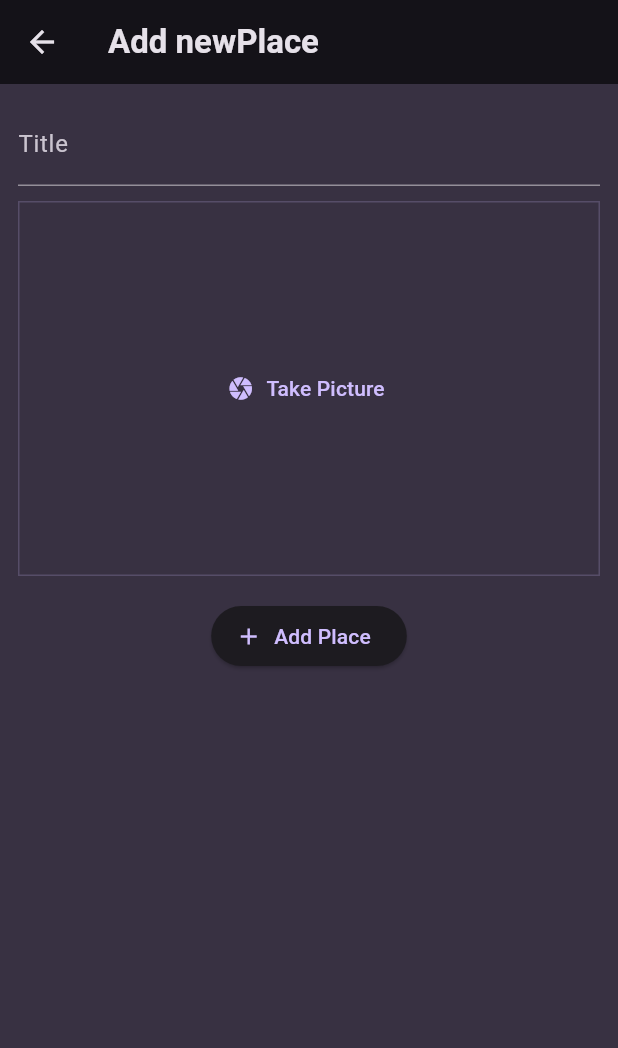
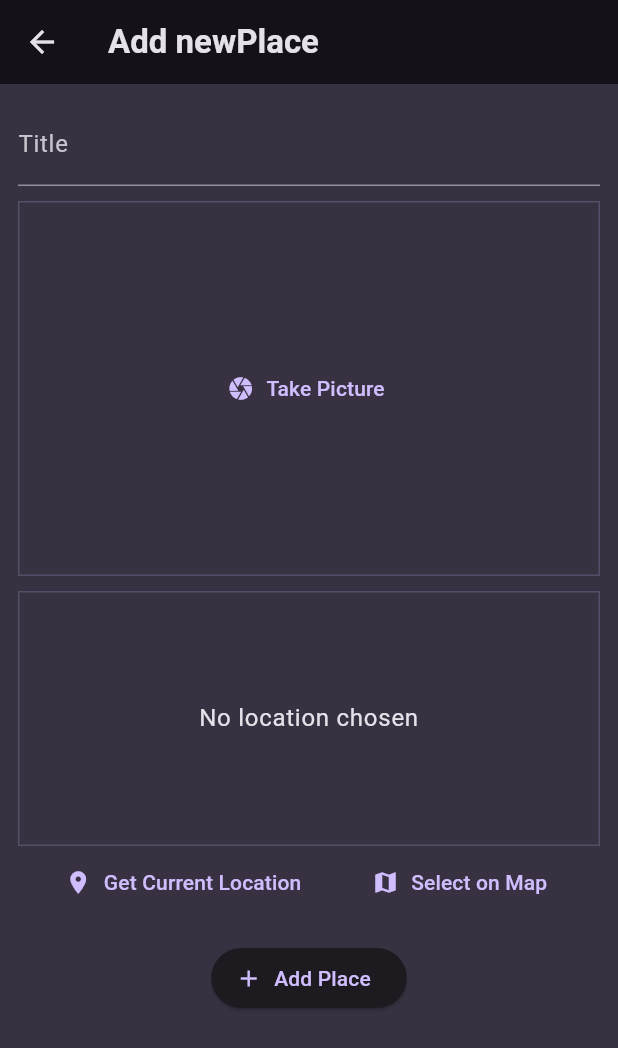
Before and after one commit to nisitha-athukorala/favorite_places, a Flutter app: the AddPlaceScreen screen opened directly, on a phone screen of 412 x 824 dp. Shown: the top 1048 px of the screen. Run offline on Flutter 3.47's test engine with Material 3 defaults, Android fonts, the phone set to English and light mode, and no system bars; our stand-ins replace flutter_riverpod, google_fonts, image_picker, location.

Commit message:
map prevew added

```diff
--- a/lib/models/place.dart
+++ b/lib/models/place.dart
@@ -4,10 +4,27 @@ import 'package:uuid/uuid.dart';
 
 const uuid = Uuid();
 
+class PlaceLocation {
+  const PlaceLocation({
+    required this.latitude,
+    required this.longitude,
+    required this.address,
+  });
+
+  final double latitude;
+  final double longitude;
+  final String address;
+}
+
 class Place {
-  Place({required this.title, required this.image}) : id = uuid.v4();
+  Place({
+    required this.title,
+    required this.image,
+    required this.location,
+  }) : id = uuid.v4();
 
   final String id;
   final String title;
   final File image;
+  final PlaceLocation location;
 }
--- a/lib/providers/user_places.dart
+++ b/lib/providers/user_places.dart
@@ -6,8 +6,8 @@ import 'package:flutter_riverpod/flutter_riverpod.dart';
 class UserPlacesNotifier extends StateNotifier<List<Place>> {
   UserPlacesNotifier() : super(const []);
 
-  void addPlace(String title, File image) {
-    state = [Place(title: title, image: image), ...state];
+  void addPlace(String title, File image, PlaceLocation location) {
+    state = [Place(title: title, image: image, location: location), ...state];
   }
 }
 
--- a/lib/screens/add_place.dart
+++ b/lib/screens/add_place.dart
@@ -1,7 +1,9 @@
 import 'dart:io';
 
+import 'package:favorite_places/models/place.dart';
 import 'package:favorite_places/providers/user_places.dart';
 import 'package:favorite_places/widgets/image_input.dart';
+import 'package:favorite_places/widgets/location_input.dart';
 import 'package:flutter/material.dart';
 import 'package:flutter_riverpod/flutter_riverpod.dart';
 
@@ -15,6 +17,7 @@ class AddPlaceScreen extends ConsumerStatefulWidget {
 class _AddNewPlaceScreenState extends ConsumerState<AddPlaceScreen> {
   final _titleController = TextEditingController();
   File? _slectedImage;
+  PlaceLocation? _selectedLocation;
 
   void _savePlace() {
     final enteredTitle = _titleController.text;
@@ -23,9 +26,11 @@ class _AddNewPlaceScreenState extends ConsumerState<AddPlaceScreen> {
       return;
     }
 
-    ref
-        .read(userPlacesProvider.notifier)
-        .addPlace(enteredTitle, _slectedImage!);
+    ref.read(userPlacesProvider.notifier).addPlace(
+          enteredTitle,
+          _slectedImage!,
+          _selectedLocation!,
+        );
 
     Navigator.of(context).pop();
   }
@@ -61,6 +66,14 @@ class _AddNewPlaceScreenState extends ConsumerState<AddPlaceScreen> {
                 },
               ),
               const SizedBox(
+                height: 10,
+              ),
+              LocationInput(
+                onSelectLocation: (location) {
+                  _selectedLocation = location;
+                },
+              ),
+              const SizedBox(
                 height: 16,
               ),
               ElevatedButton.icon(
--- /dev/null
+++ b/lib/widgets/location_input.dart
@@ -0,0 +1,142 @@
+import 'dart:convert';
+
+import 'package:favorite_places/models/place.dart';
+import 'package:flutter/material.dart';
+import 'package:location/location.dart';
+import 'package:http/http.dart' as http;
+
+class LocationInput extends StatefulWidget {
+  const LocationInput({super.key, required this.onSelectLocation});
+
+  final void Function(PlaceLocation location) onSelectLocation;
+
+  @override
+  State<LocationInput> createState() => _LocationInputState();
+}
+
+class _LocationInputState extends State<LocationInput> {
+  PlaceLocation? _pickedLocation;
+  var _isGettingLocaion = false;
+
+  String get locationImage {
+    if (_pickedLocation == null) {
+      return '';
+    }
+    final lat = _pickedLocation!.latitude;
+    final lng = _pickedLocation!.longitude;
+
+    return 'https://maps.googleapis.com/maps/api/staticmap?center=$lat,$lng&zoom=16&size=600x300&maptype=roadmap&markers=color:red%7Clabel:A%7C$lat,$lng&key=AIzaSyAnPWQL0zTNWxgAKmkNQcQZFNhqSKiDqDA';
+  }
+
+  void _getCurrentLocation() async {
+    Location location = Location();
+
+    bool serviceEnabled;
+    PermissionStatus permissionGranted;
+    LocationData locationData;
+
+    serviceEnabled = await location.serviceEnabled();
+    if (!serviceEnabled) {
+      serviceEnabled = await location.requestService();
+      if (!serviceEnabled) {
+        return;
+      }
+    }
+
+    permissionGranted = await location.hasPermission();
+    if (permissionGranted == PermissionStatus.denied) {
+      permissionGranted = await location.requestPermission();
+      if (permissionGranted != PermissionStatus.granted) {
+        return;
+      }
+    }
+
+    setState(() {
+      _isGettingLocaion = true;
+    });
+
+    locationData = await location.getLocation();
+    final lat = locationData.latitude;
+    final lng = locationData.longitude;
+
+    if (lat == null || lng == null) {
+      return;
+    }
+
+    final url = Uri.parse(
+        'https://maps.googleapis.com/maps/api/geocode/json?latlng=${lat},${lng}&key=AIzaSyAnPWQL0zTNWxgAKmkNQcQZFNhqSKiDqDA');
+
+    final response = await http.get(url);
+
+    final resData = json.decode(response.body);
+    final address = resData['results'][0]['formatted_address'];
+
+    setState(() {
+      _pickedLocation = PlaceLocation(
+        latitude: lat,
+        longitude: lng,
+        address: address,
+      );
+      _isGettingLocaion = false;
+    });
+
+    widget.onSelectLocation(_pickedLocation!);
+  }
+
+  @override
+  Widget build(BuildContext context) {
+    Widget previewContent = Text(
+      'No location chosen',
+      textAlign: TextAlign.center,
+      style: Theme.of(context)
+          .textTheme
+          .bodyLarge!
+          .copyWith(color: Theme.of(context).colorScheme.onBackground),
+    );
+
+    if (_pickedLocation != null) {
+      previewContent = Image.network(
+        locationImage,
+        fit: BoxFit.cover,
+        width: double.infinity,
+        height: double.infinity,
+      );
+    }
+
+    if (_isGettingLocaion) {
+      previewContent = const CircularProgressIndicator();
+    }
+
+    return Column(
+      children: [
+        Container(
+          height: 170,
+          width: double.infinity,
+          alignment: Alignment.center,
+          decoration: BoxDecoration(
+            border: Border.all(
+              width: 1,
+              color: Theme.of(context).colorScheme.primary.withOpacity(0.2),
+            ),
+          ),
+          child: previewContent,
+        ),
+        Row(
+          mainAxisAlignment: MainAxisAlignment.spaceEvenly,
+          children: [
+            TextButton.icon(
+              onPressed: _getCurrentLocation,
+              icon: const Icon(Icons.location_on),
+              label: const Text('Get Current Location'),
+            ),
+            TextButton.icon(
+              onPressed: () {},
+              icon: const Icon(Icons.map),
+              label: const Text('Select on Map'),
+            )
+          ],
+        ),
+      ],
+    );
+  }
+}
--- a/lib/widgets/places_list.dart
+++ b/lib/widgets/places_list.dart
@@ -40,6 +40,11 @@ class PlacesList extends StatelessWidget {
                 style: Theme.of(context).textTheme.titleMedium!.copyWith(
                     color: Theme.of(context).colorScheme.onBackground),
               ),
+              subtitle: Text(
+                places[index].location.address,
+                style: Theme.of(context).textTheme.bodySmall!.copyWith(
+                    color: Theme.of(context).colorScheme.onBackground),
+              ),
             ));
   }
 }
```
Also changed, not shown: lib/screens/place_details.dart (+47 -7 lines), pubspec.yaml (+4 -4 lines), pubspec.lock, 4 other files.
